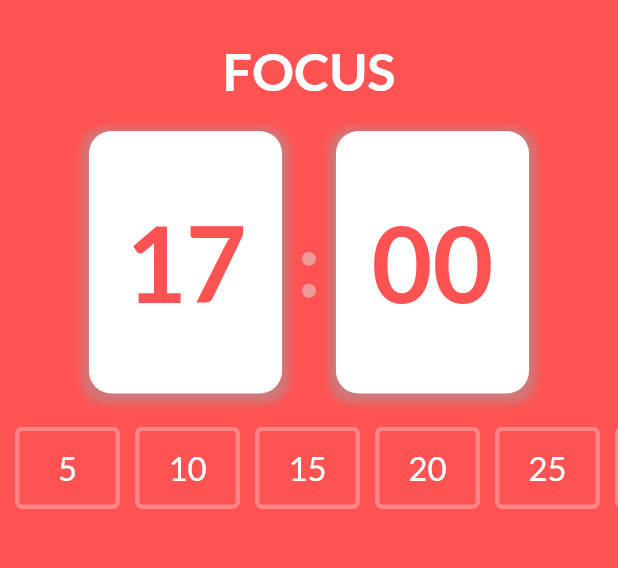
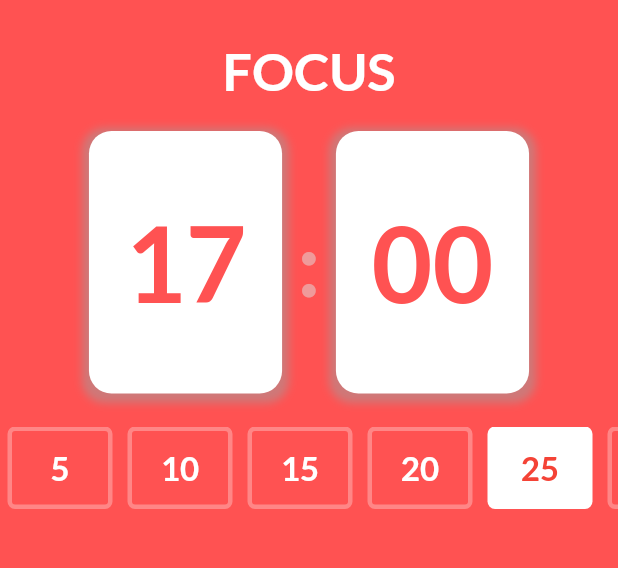
Before and after one commit to radG1t/pomodox, a Flutter app: the screen it shows after launch, on a phone screen of 412 x 824 dp, the part 64-632 px from its top. Run offline on Flutter 3.47's test engine with Material 2 defaults, Android fonts, the phone set to English and light mode, and no system bars; our stand-ins replace google_fonts.

Commit message:
selectedtime filan, on timeoptions

```diff
--- a/lib/PomodoroScreen.dart
+++ b/lib/PomodoroScreen.dart
@@ -33,10 +33,10 @@ class PomodoroScreen extends StatelessWidget {
             padding: const EdgeInsets.fromLTRB(0, 12, 0, 12),
             child: Container(
               alignment: Alignment.center,
-              child: Column(
+              child: const Column(
                 children: [
-                  const TimerCard(),
-                  const SizedBox(
+                  TimerCard(),
+                  SizedBox(
                     height: 22,
                   ),
                   TimeOpstions(),
--- a/lib/main.dart
+++ b/lib/main.dart
@@ -11,7 +11,7 @@ class MyApp extends StatelessWidget {
   // This widget is the root of your application.
   @override
   Widget build(BuildContext context) {
-    return MaterialApp(
+    return const MaterialApp(
         debugShowCheckedModeBanner: false, home: PomodoroScreen());
   }
 }
--- a/lib/widgets/timeoptions.dart
+++ b/lib/widgets/timeoptions.dart
@@ -2,19 +2,31 @@ import 'package:flutter/material.dart';
 import 'package:pomodox/utils.dart';
 
 class TimeOpstions extends StatelessWidget {
-  // const TimeOpstions({super.key});
-  int selectedTime = 1500;
+  const TimeOpstions({super.key});
+
+  final int selectedTime = 1500;
   @override
   Widget build(BuildContext context) {
     return SingleChildScrollView(
+        physics: BouncingScrollPhysics(),
         scrollDirection: Axis.horizontal,
         child: Row(
           children: selectableTimes.map((time) {
             return Container(
-          margin: EdgeInsets.only(left: 10),
+              margin: const EdgeInsets.only(left: 5, right: 5),
               width: 70,
-          height: 55,
-          decoration: BoxDecoration(
+              height: 55, //selected container with diffrent decoration
+              decoration: int.parse(time) == selectedTime
+                  ? BoxDecoration(
+                      /*  border: Border.all(
+                    width: 3,
+                    color: Colors.white30,
+                  ),
+        */
+                      color: Colors.white,
+                      borderRadius: BorderRadius.circular(5),
+                    )
+                  : BoxDecoration(
                       border: Border.all(
                         width: 3,
                         color: Colors.white30,
@@ -22,13 +34,13 @@ class TimeOpstions extends StatelessWidget {
                       borderRadius: BorderRadius.circular(5),
                     ),
               child: Center(
-            child: Text(
-              (int.parse(time) ~/ 60).toString(),
-              style: textStyle(22, Colors.white, FontWeight.normal),
-            ),
+                child: Text((int.parse(time) ~/ 60).toString(),
+                    style: int.parse(time) == selectedTime
+                        ? textStyle(22, Colors.red, FontWeight.w700)
+                        : textStyle(22, Colors.white, FontWeight.w700)),
               ),
             );
-      }).toList()),
-    );
+          }).toList(),
+        ));
   }
 }
--- a/lib/widgets/timercard.dart
+++ b/lib/widgets/timercard.dart
@@ -12,7 +12,7 @@ class TimerCard extends StatelessWidget {
           'FOCUS',
           style: textStyle(35, Colors.white, FontWeight.w600),
         ),
-        SizedBox(
+        const SizedBox(
           height: 20,
         ),
         Row(
@@ -29,7 +29,7 @@ class TimerCard extends StatelessWidget {
                       color: Colors.grey.withOpacity(0.5),
                       spreadRadius: 4,
                       blurRadius: 4,
-                      offset: Offset(0, 2),
+                      offset: const Offset(0, 2),
                     ),
                   ]),
               child: Center(
@@ -39,14 +39,14 @@ class TimerCard extends StatelessWidget {
                 ),
               ),
             ),
-            SizedBox(
+            const SizedBox(
               width: 10,
             ),
             Text(
               ':',
               style: textStyle(60, Colors.red.shade200, FontWeight.bold),
             ),
-            SizedBox(
+            const SizedBox(
               width: 10,
             ),
             Container(
```
Lines whose indentation alone changed are shown as unchanged.
